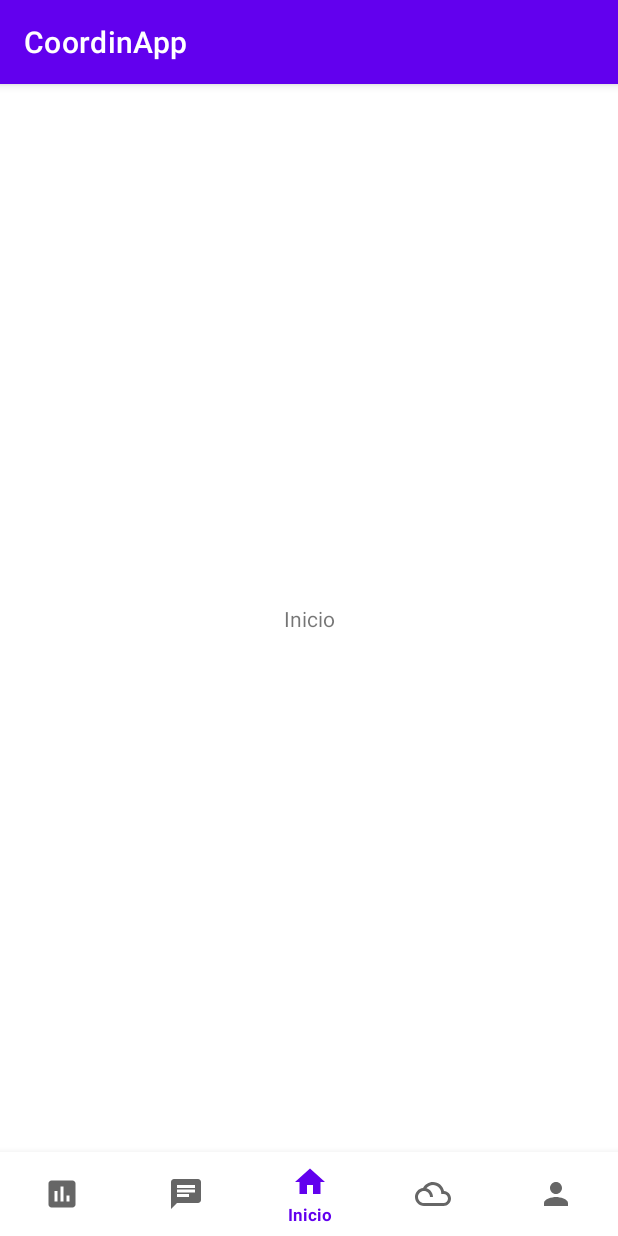
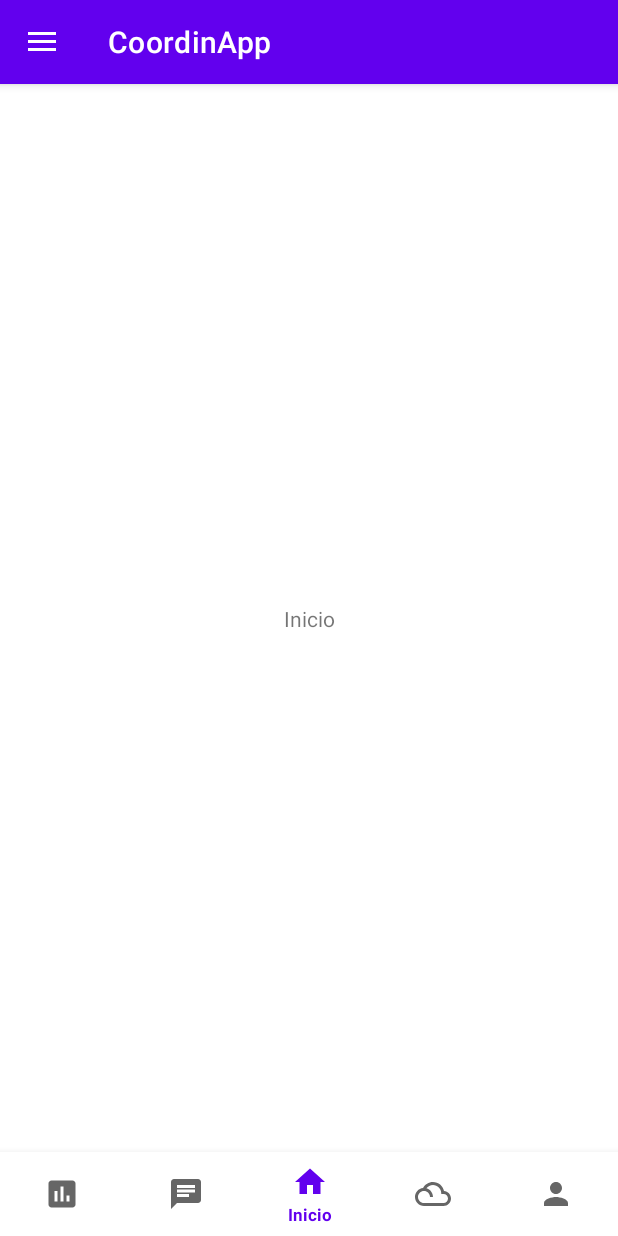
Before and after one commit to marmatsan/CoordinApp, an Android app: the screen it shows after launch (MainActivity), item 3 of the bottom bar chosen, on a phone screen of 412 x 824 dp. Run offline under Robolectric (Android 15) with nearby library versions, the light colour scheme and no system bars.

Commit message:
Added skeleton for navigationdrawer

```diff
--- a/app/src/main/AndroidManifest.xml
+++ b/app/src/main/AndroidManifest.xml
@@ -9,7 +9,8 @@
         android:roundIcon="@mipmap/ic_launcher_round"
         android:supportsRtl="true"
         android:theme="@style/Theme.CoordinApp">
-        <activity android:name=".activities.MainActivity">
+        <activity android:name=".activities.MainActivity"
+            android:theme="@style/Theme.Coordinapp.NoActionBar">
             <intent-filter>
                 <action android:name="android.intent.action.MAIN" />
 
--- a/app/src/main/java/com/elcazadordebaterias/coordinapp/activities/MainActivity.java
+++ b/app/src/main/java/com/elcazadordebaterias/coordinapp/activities/MainActivity.java
@@ -1,6 +1,10 @@
 package com.elcazadordebaterias.coordinapp.activities;
 
+import androidx.appcompat.app.ActionBarDrawerToggle;
 import androidx.appcompat.app.AppCompatActivity;
+import androidx.appcompat.widget.Toolbar;
+import androidx.core.view.GravityCompat;
+import androidx.drawerlayout.widget.DrawerLayout;
 import androidx.fragment.app.Fragment;
 
 import android.os.Bundle;
@@ -14,6 +18,7 @@ import com.elcazadordebaterias.coordinapp.R;
 import com.google.android.material.bottomnavigation.BottomNavigationView;
 
 public class MainActivity extends AppCompatActivity {
+    private DrawerLayout drawer;
 
     @Override
     protected void onCreate(Bundle savedInstanceState) {
@@ -25,6 +30,15 @@ public class MainActivity extends AppCompatActivity {
         bottomNavigationView.setOnNavigationItemSelectedListener(navListener);
         bottomNavigationView.setSelectedItemId(R.id.nav_groups); // TODO: Cambiar a nav_home al finalizar desarrollo de Grupos (para que el primer fragment qye se abra al iniciar la aplicación sea home)
 
+
+        Toolbar toolbar = findViewById(R.id.topAppBar);
+        setSupportActionBar(toolbar);
+
+        drawer = findViewById(R.id.drawer_layout);
+
+        ActionBarDrawerToggle toggle = new ActionBarDrawerToggle(this, drawer, toolbar, R.string.navigation_drawer_open, R.string.navigation_drawer_close);
+        drawer.addDrawerListener(toggle);
+        toggle.syncState();
     }
 
     // Static interface to create the fragment associated with the pressed item on the BottomNavigationView
@@ -47,4 +61,13 @@ public class MainActivity extends AppCompatActivity {
 
         return true;
     };
+
+    @Override
+    public void onBackPressed() {
+        if (drawer.isDrawerOpen(GravityCompat.START)){
+            drawer.closeDrawer(GravityCompat.START);
+        }else{
+            super.onBackPressed();
+        }
+    }
 }
--- a/app/src/main/res/layout/activity_main.xml
+++ b/app/src/main/res/layout/activity_main.xml
@@ -1,11 +1,37 @@
 <?xml version="1.0" encoding="utf-8"?>
-<androidx.constraintlayout.widget.ConstraintLayout
-    xmlns:android="http://schemas.android.com/apk/res/android"
+<androidx.drawerlayout.widget.DrawerLayout xmlns:android="http://schemas.android.com/apk/res/android"
+    xmlns:app="http://schemas.android.com/apk/res-auto"
     xmlns:tools="http://schemas.android.com/tools"
-    xmlns:app="http://schemas.android.com/apk/res-auto"
+    android:id="@+id/drawer_layout"
     android:layout_width="match_parent"
     android:layout_height="match_parent"
-    tools:context=".activities.MainActivity">
+    android:fitsSystemWindows="true"
+    tools:context=".activities.MainActivity"
+    tools:openDrawer="start">
+
+    <androidx.constraintlayout.widget.ConstraintLayout
+        android:layout_width="match_parent"
+        android:layout_height="match_parent"
+        android:orientation="vertical">
+
+        <com.google.android.material.appbar.AppBarLayout
+            android:id="@+id/appBarLayout"
+            android:layout_width="match_parent"
+            android:layout_height="wrap_content"
+            app:layout_constraintBottom_toTopOf="@+id/fragment_container"
+            app:layout_constraintEnd_toEndOf="parent"
+            app:layout_constraintStart_toStartOf="parent"
+            app:layout_constraintTop_toTopOf="parent">
+
+            <com.google.android.material.appbar.MaterialToolbar
+                android:id="@+id/topAppBar"
+                style="@style/Widget.MaterialComponents.Toolbar.Primary"
+                android:layout_width="match_parent"
+                android:layout_height="?attr/actionBarSize"
+                app:title="@string/app_name"
+                android:elevation="4dp"/>
+
+        </com.google.android.material.appbar.AppBarLayout>
 
         <FrameLayout
             android:id="@+id/fragment_container"
@@ -14,17 +40,28 @@
             app:layout_constraintBottom_toTopOf="@id/bottom_navigation_view"
             app:layout_constraintEnd_toEndOf="parent"
             app:layout_constraintStart_toStartOf="parent"
-        app:layout_constraintTop_toTopOf="parent" />
+            app:layout_constraintTop_toBottomOf="@+id/appBarLayout" />
 
         <com.google.android.material.bottomnavigation.BottomNavigationView
             android:id="@+id/bottom_navigation_view"
+            style="@style/BottomNavigationView"
             android:layout_width="match_parent"
             android:layout_height="wrap_content"
-        app:menu="@menu/bottomnavigation_menu"
-        style="@style/BottomNavigationView"
             android:background="?android:attr/windowBackground"
             app:layout_constraintBottom_toBottomOf="parent"
             app:layout_constraintEnd_toEndOf="parent"
-        app:layout_constraintStart_toStartOf="parent"/>
+            app:layout_constraintStart_toStartOf="parent"
+            app:layout_constraintTop_toBottomOf="@+id/fragment_container"
+            app:menu="@menu/bottomnavigation_menu" />
 
     </androidx.constraintlayout.widget.ConstraintLayout>
+
+    <com.google.android.material.navigation.NavigationView
+        android:id="@+id/navigation_drawer_view"
+        android:layout_width="wrap_content"
+        android:layout_height="match_parent"
+        android:layout_gravity="start"
+        app:headerLayout="@layout/navigationdrawer_header"
+        app:menu="@menu/navigationdrawer_menu" />
+
+</androidx.drawerlayout.widget.DrawerLayout>
--- a/app/src/main/res/menu/bottomnavigation_menu.xml
+++ b/app/src/main/res/menu/bottomnavigation_menu.xml
@@ -2,30 +2,30 @@
 <menu xmlns:android="http://schemas.android.com/apk/res/android">
     <item
         android:id="@+id/nav_interactivity"
+        android:enabled="true"
         android:icon="@drawable/ic_baseline_poll_24"
-        android:title="@string/Interactividad"
-        android:enabled="true" />
+        android:title="@string/Interactividad" />
     <item
         android:id="@+id/nav_groups"
+        android:enabled="true"
         android:icon="@drawable/ic_baseline_chat_24"
-        android:title="@string/Grupos_Chat"
-        android:enabled="true" />
+        android:title="@string/Grupos_Chat" />
 
     <item
         android:id="@+id/nav_home"
+        android:enabled="true"
         android:icon="@drawable/ic_baseline_home_24"
-        android:title="@string/Inicio"
-        android:enabled="true" />
+        android:title="@string/Inicio" />
 
     <item
         android:id="@+id/nav_files"
+        android:enabled="true"
         android:icon="@drawable/ic_baseline_filter_drama_24"
-        android:title="@string/Archivos"
-        android:enabled="true" />
+        android:title="@string/Archivos" />
 
     <item
         android:id="@+id/nav_profile"
+        android:enabled="true"
         android:icon="@drawable/ic_baseline_person_24"
-        android:title="@string/Perfil"
-        android:enabled="true" />
+        android:title="@string/Perfil" />
 </menu>
--- a/app/src/main/res/menu/navigationdrawer_menu.xml
+++ b/app/src/main/res/menu/navigationdrawer_menu.xml
@@ -1,5 +1,7 @@
 <?xml version="1.0" encoding="utf-8"?>
-<menu xmlns:android="http://schemas.android.com/apk/res/android">
+<menu xmlns:android="http://schemas.android.com/apk/res/android"
+    xmlns:tools="http://schemas.android.com/tools"
+    tools:showIn="navigation_view">
 
     <group android:checkableBehavior="single">
         <item
--- a/app/src/main/res/values/strings.xml
+++ b/app/src/main/res/values/strings.xml
@@ -17,4 +17,8 @@
     <string name="badges">Insignias</string>
     <string name="desc">Placeholder Image</string>
     <string name="asignaturas">Asignaturas</string>
+    <string name="placeholder">Placeholder</string>
+
+    <string name="navigation_drawer_open">Open navigation drawer</string>
+    <string name="navigation_drawer_close">Close navigation drawer</string>
 </resources>
--- a/app/src/main/res/values/styles.xml
+++ b/app/src/main/res/values/styles.xml
@@ -23,4 +23,9 @@
         <item name="cornerSize">50%</item>
     </style>
 
+    <!-- Custom toolbar -->
+    <style name="Theme.Coordinapp.NoActionBar" parent="@style/Theme.CoordinApp">
+        <item name="windowActionBar">false</item>
+        <item name="windowNoTitle">true</item>
+    </style>
 </resources>
```
Also changed, not shown: app/src/main/res/layout/navigationdrawer_header.xml (added, +26 -0 lines). Lines whose indentation alone changed are shown as unchanged.
